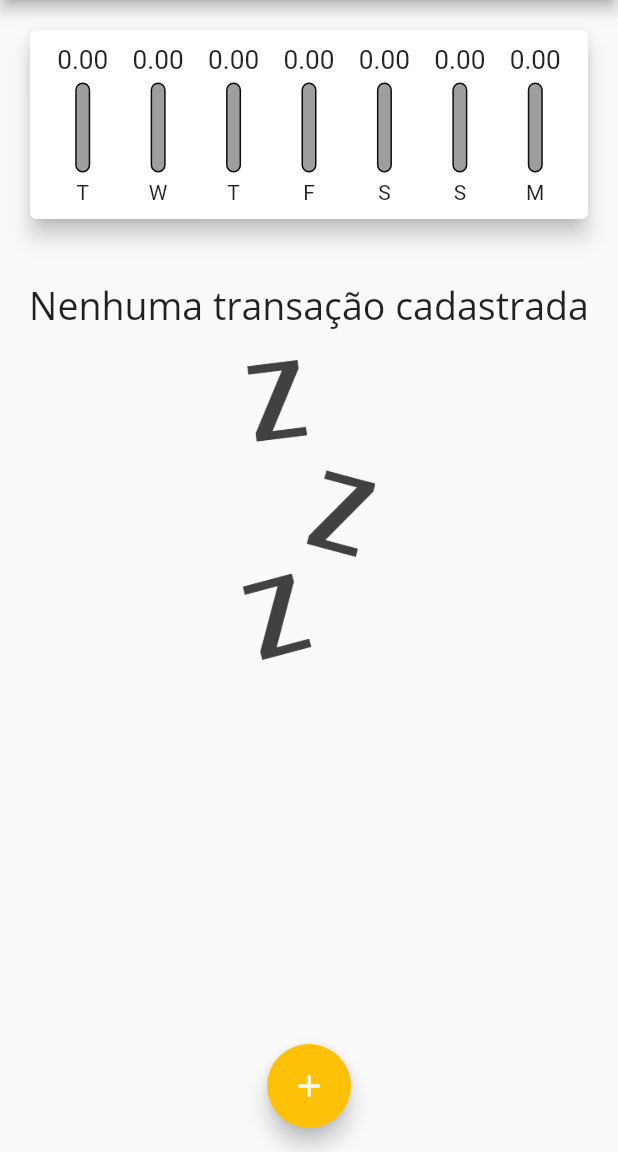
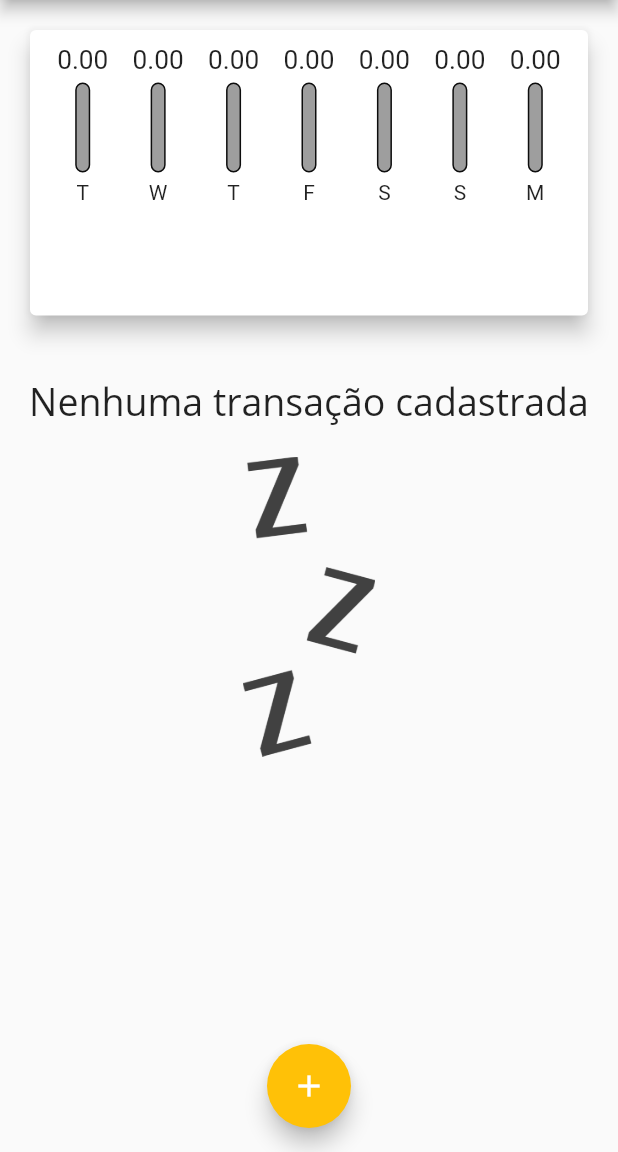
Before and after one commit to EwertonBatista/expenses, a Flutter app: the screen it shows after launch, on a phone screen of 412 x 824 dp, the part 84-1236 px from its top. Run offline on Flutter 3.47's test engine with Material 2 defaults, Android fonts, the phone set to English and light mode, and no system bars.

Commit message:
add media query

```diff
--- a/lib/main.dart
+++ b/lib/main.dart
@@ -86,8 +86,7 @@ class _MyHomePageState extends State<MyHomePage> {
 
   @override
   Widget build(BuildContext context) {
-    return Scaffold(
-      appBar: AppBar(
+    final appBar = AppBar(
       title: Text('Despesas Pessoais'),
       actions: <Widget>[
         IconButton(
@@ -95,14 +94,26 @@ class _MyHomePageState extends State<MyHomePage> {
           onPressed: () => _openTransactionFormModal(context),
         ),
       ],
-      ),
+    );
+    final availableHeight = MediaQuery.of(context).size.height -
+        appBar.preferredSize.height -
+        MediaQuery.of(context).padding.top;
+
+    return Scaffold(
+      appBar: appBar,
       body: SingleChildScrollView(
         child: Column(
           crossAxisAlignment: CrossAxisAlignment.stretch,
           children: <Widget>[
-            Chart(recentsTransactions: _recentTransactions),
-            TransactionList(
+            Container(
+              height: availableHeight * 0.3,
+              child: Chart(recentsTransactions: _recentTransactions),
+            ),
+            Container(
+              height: availableHeight * 0.7,
+              child: TransactionList(
                   transactions: _transactions, onRemove: _deleteTransaction),
+            ),
           ],
         ),
       ),
```
Lines whose indentation alone changed are shown as unchanged.
